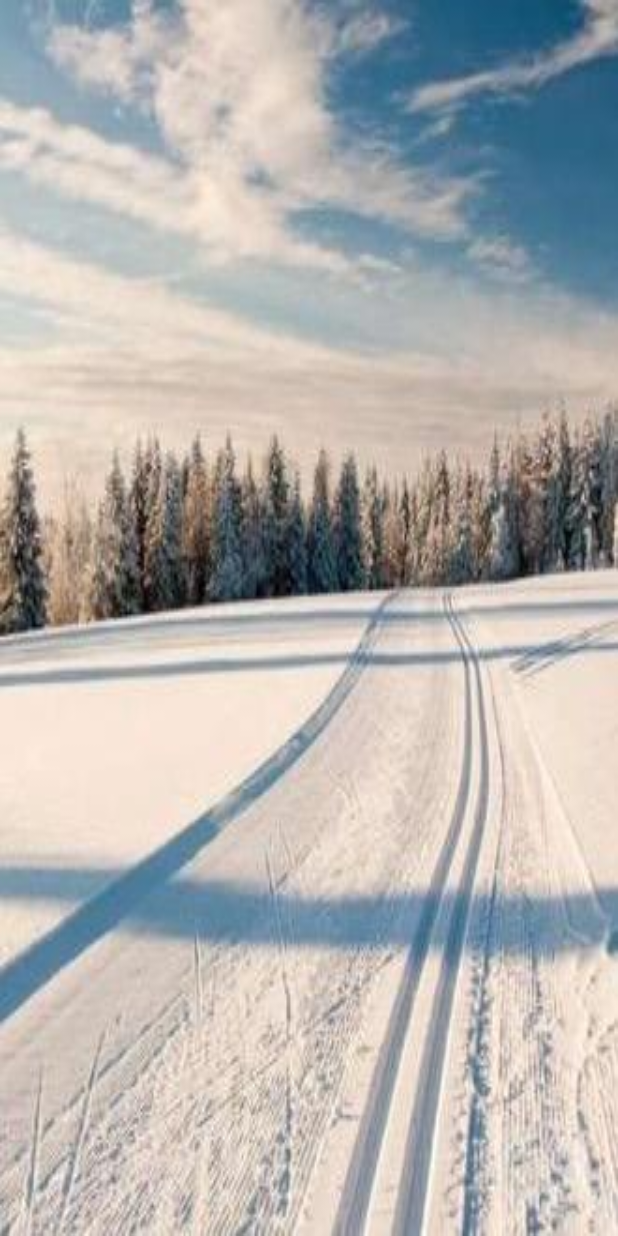
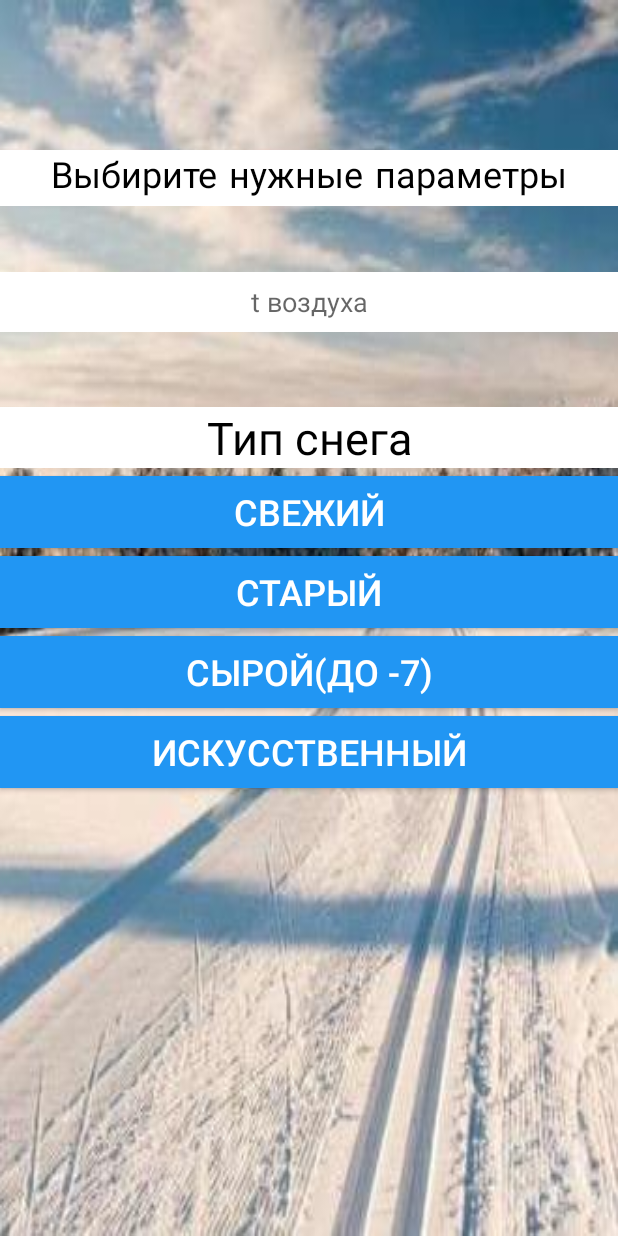
Before and after one commit to DmiriiKalugin/SkiFoercaster, an Android app: the screen it shows after launch (First), on a phone screen of 412 x 824 dp. Run offline under Robolectric (Android 15) with nearby library versions, the phone set to English and light mode, and no system bars.

Commit message:
To create First  activity

```diff
--- a/app/src/main/res/layout/activity_first.xml
+++ b/app/src/main/res/layout/activity_first.xml
@@ -5,4 +5,97 @@
     android:layout_width="match_parent"
     android:layout_height="match_parent"
     android:background="@mipmap/first_background"
-    tools:context=".First" />
+    tools:context=".First" >
+
+    <TextView
+        android:id="@+id/first_title"
+        android:layout_width="match_parent"
+        android:layout_height="wrap_content"
+        android:layout_marginTop="100dp"
+        android:autoText="false"
+        android:background="@android:color/white"
+        android:fontFamily="casual"
+        android:text="@string/first_title"
+        android:textAlignment="center"
+        android:textColor="@android:color/black"
+        android:textSize="24sp"
+        app:layout_constraintEnd_toEndOf="parent"
+        app:layout_constraintStart_toStartOf="parent"
+        app:layout_constraintTop_toTopOf="parent" />
+
+    <EditText
+        android:id="@+id/air_temperature"
+        android:layout_width="match_parent"
+        android:layout_height="40dp"
+        android:layout_marginTop="44dp"
+        android:background="@android:color/white"
+        android:ems="10"
+        android:hint="@string/air_temperature"
+        android:inputType="textPersonName"
+        android:textAlignment="center"
+        app:layout_constraintTop_toBottomOf="@+id/first_title"
+        tools:layout_editor_absoluteX="0dp" />
+
+    <Button
+        android:id="@+id/button"
+        android:layout_width="match_parent"
+        android:layout_height="wrap_content"
+        android:layout_marginTop="5dp"
+        android:background="@color/colorPrimaryBlue"
+        android:text="@string/old"
+        android:textColor="@color/colorPrimaryWhite"
+        android:textSize="24sp"
+        app:layout_constraintTop_toBottomOf="@+id/button2"
+        tools:layout_editor_absoluteX="16dp" />
+
+    <Button
+        android:id="@+id/button2"
+        android:layout_width="match_parent"
+        android:layout_height="wrap_content"
+        android:layout_marginTop="5dp"
+        android:background="@color/colorPrimaryBlue"
+        android:text="@string/fresh"
+        android:textColor="@color/colorPrimaryWhite"
+        android:textSize="24sp"
+        android:typeface="normal"
+        app:layout_constraintTop_toBottomOf="@+id/textView4"
+        tools:layout_editor_absoluteX="0dp" />
+
+    <Button
+        android:id="@+id/button3"
+        android:layout_width="match_parent"
+        android:layout_height="wrap_content"
+        android:layout_marginTop="5dp"
+        android:background="@color/colorPrimaryBlue"
+        android:text="@string/crude"
+        android:textColor="@color/colorPrimaryWhite"
+        android:textSize="24sp"
+        app:layout_constraintTop_toBottomOf="@+id/button"
+        tools:layout_editor_absoluteX="0dp" />
+
+    <Button
+        android:id="@+id/button4"
+        android:layout_width="match_parent"
+        android:layout_height="wrap_content"
+        android:layout_marginTop="5dp"
+        android:background="@color/colorPrimaryBlue"
+        android:text="@string/artificial"
+        android:textColor="@color/colorPrimaryWhite"
+        android:textSize="24sp"
+        app:layout_constraintTop_toBottomOf="@+id/button3"
+        tools:layout_editor_absoluteX="0dp" />
+
+    <TextView
+        android:id="@+id/textView4"
+        android:layout_width="match_parent"
+        android:layout_height="wrap_content"
+        android:layout_marginTop="50dp"
+        android:background="@android:color/white"
+        android:text="@string/type_of_snow"
+        android:textAlignment="center"
+        android:textColor="@android:color/black"
+        android:textSize="30sp"
+        app:layout_constraintTop_toBottomOf="@+id/air_temperature"
+        tools:layout_editor_absoluteX="16dp" />
+
+</androidx.constraintlayout.widget.ConstraintLayout>
--- a/app/src/main/res/values/colors.xml
+++ b/app/src/main/res/values/colors.xml
@@ -1,5 +1,7 @@
 <?xml version="1.0" encoding="utf-8"?>
 <resources>
+    <color name="colorPrimaryBlue">#2196F3</color>
+    <color name="colorPrimaryWhite">#FFFFFF</color>
     <color name="colorPrimary">#008577</color>
     <color name="colorPrimaryDark">#00574B</color>
     <color name="colorAccent">#D81B60</color>
--- a/app/src/main/res/values/strings.xml
+++ b/app/src/main/res/values/strings.xml
@@ -2,4 +2,11 @@
     <string name="app_name">Лыжный Синоптик</string>
     <string name="welcom_screen">Экран приветствия</string>
     <string name="next_activity">Старт!</string>
+    <string name="first_title">Выбирите нужные параметры</string>
+    <string name="air_temperature">t воздуха</string>
+    <string name="type_of_snow">Тип снега</string>
+    <string name="fresh">Свежий</string>
+    <string name="old">Старый</string>
+    <string name="crude">Сырой(до -7)</string>
+    <string name="artificial">Искусственный</string>
 </resources>
```
Also changed, not shown: app/src/main/res/mipmap-hdpi/back.jpeg (added).
